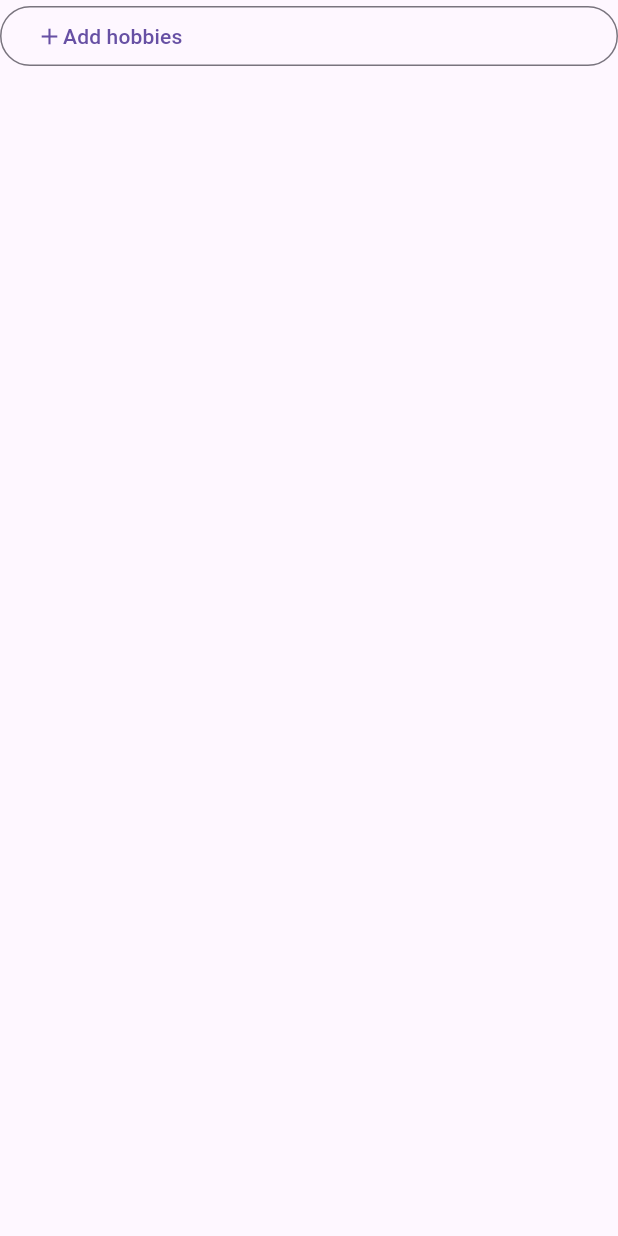
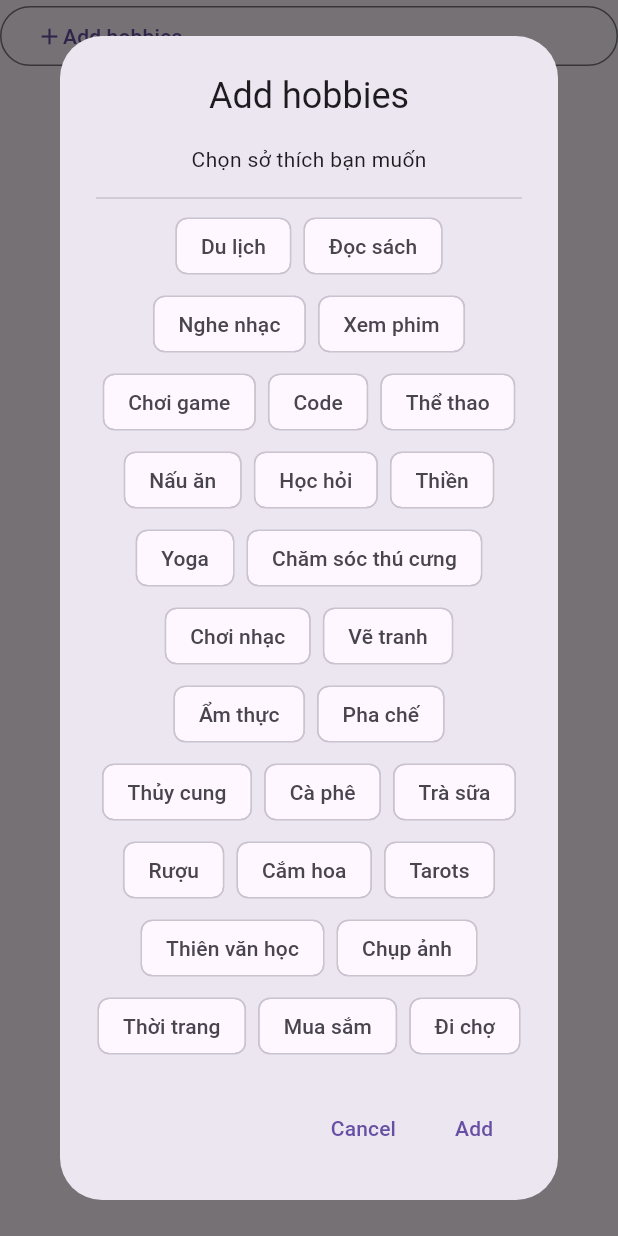
Before and after one commit to alexcao194/trapper, a Flutter app: the AddHobbies widget shown alone on an empty page, opened directly, after a tap on "Add hobbies", on a phone screen of 412 x 824 dp. Run offline on Flutter 3.47's test engine with Material 3 defaults, Android fonts, the phone set to English and light mode, and no system bars; our stand-ins replace bloc, dartz, dio, equatable, flutter_bloc, get_it and 3 more; missing offline and left inert: dart:html; accounts and stored records are empty; network calls fail; statements that could not run were skipped.

Commit message:
Update AddHobby in Connect tab

```diff
--- a/lib/app/presentation/screen/home/home_tabs/connect_tab.dart
+++ b/lib/app/presentation/screen/home/home_tabs/connect_tab.dart
@@ -50,6 +50,8 @@ class ConnectTab extends StatelessWidget {
               SizedBox(height: 10.0),
               Padding(
                 padding: const EdgeInsets.all(8.0),
+                child: SingleChildScrollView(
+                  scrollDirection: Axis.horizontal,
                   child: Row(
                     children: [
                       IconButton(onPressed: (){}, icon: Icon(Icons.filter_alt)),
@@ -65,6 +67,7 @@ class ConnectTab extends StatelessWidget {
                     ]
                   ),
                 ),
+              ),
             ],
           ),
         ));
--- a/lib/app/presentation/screen/home/home_tabs/widget/add_hobbies.dart
+++ b/lib/app/presentation/screen/home/home_tabs/widget/add_hobbies.dart
@@ -1,40 +1,91 @@
 import 'package:flutter/material.dart';
 
+List<String> hobbiesList = <String>[
+  'Du lịch', 'Đọc sách', 'Nghe nhạc', 'Xem phim', 'Chơi game', 'Code', 'Thể thao', 'Nấu ăn',
+  'Học hỏi', 'Thiền', 'Yoga', 'Chăm sóc thú cưng', 'Chơi nhạc', 'Vẽ tranh', 'Ẩm thực',
+  'Pha chế', 'Thủy cung', 'Cà phê', 'Trà sữa', 'Rượu', 'Cắm hoa', 'Tarots', 'Thiên văn học',
+  'Chụp ảnh', 'Thời trang', 'Mua sắm', 'Đi chợ', 'Chăm sóc cây cảnh', 'Chơi bài',
+  'Cờ vua', 'Bóng đá', 'Bóng rổ', 'Bóng chuyền', 'Bơi lội', 'Đi bộ', 'Đạp xe',
+  'Chạy bộ', 'Thể hình', 'Gym', 'Thể dục dụng cụ', 'Làm đẹp', 'Trang điểm',
+  'Chăm sóc da', 'Chăm sóc tóc', 'Nails', 'Chó', 'Mèo', 'Rap', 'Ngôn ngữ', 'Chơi guitar',
+  'Cosplay', 'Múa cột', 'Hát', 'Vũ đạo', 'Kịch', 'Điện ảnh', 'Handmade', 'Đan len',
+  'Đua xe', 'Đố vui', 'Khám phá', 'Tâm linh', 'Phong thủy', 'Tâm lý học', 'Lịch sử',
+  'Kể chuyện', 'Sáng tác', 'Viết blog'
+];
+
 class AddHobbies extends StatefulWidget {
-  const AddHobbies({super.key});
+  const AddHobbies({Key? key}) : super(key: key);
 
   @override
   State<AddHobbies> createState() => _AddHobbiesState();
 }
 
 class _AddHobbiesState extends State<AddHobbies> {
+  List<String> selectedHobbies = []; // Danh sách sở thích được chọn
+
   @override
   Widget build(BuildContext context) {
     return OutlinedButton(
       child: Row(
-          children: [
-            const Icon(Icons.add),
-            const Text('Add hobbies'),
+        children: const [
+          Icon(Icons.add),
+          Text('Add hobbies'),
         ],
       ),
-        onPressed: ()=>Dialog(
+      onPressed: () {
+        showDialog(
+          context: context,
+          builder: (BuildContext context) {
+            return AlertDialog(
+              title: Center(child: const Text('Add hobbies')),
+              content: SingleChildScrollView(
                 child: Column(
-            children: [
-              const Text('Add hobbies'),
-              const TextField(
-                decoration: InputDecoration(
-                  labelText: 'Hobbies',
+                  mainAxisSize: MainAxisSize.max,
+                  children: <Widget>[
+                    Center(child: Text('Chọn sở thích bạn muốn')),
+                    const SizedBox(height: 8),
+                    Divider(),
+                    Wrap(
+                      alignment: WrapAlignment.center,
+                      spacing: 8.0,
+                      runSpacing: 4.0,
+                      children: hobbiesList.map((hobby) {
+                        return FilterChip(
+                          label: Text(hobby),
+                          selected: selectedHobbies.contains(hobby),
+                          onSelected: (bool selected) {
+                            setState(() {
+                              if (selected) {
+                                selectedHobbies.add(hobby); // Thêm sở thích được chọn vào danh sách
+                              } else {
+                                selectedHobbies.remove(hobby); // Xóa sở thích không được chọn khỏi danh sách
+                              }
+                            });
+                          },
+                        );
+                      }).toList(),
+                    ),
+                  ],
                 ),
               ),
-              ElevatedButton(
+              actions: <Widget>[
+                TextButton(
+                  onPressed: () {
+                    Navigator.of(context).pop();
+                  },
+                  child: const Text('Cancel'),
+                ),
+                TextButton(
                   onPressed: () {
                     Navigator.of(context).pop();
                   },
                   child: const Text('Add'),
                 ),
               ],
-          ),
-        )
+            );
+          },
+        );
+      },
     );
   }
 }
```
Lines whose indentation alone changed are shown as unchanged.
